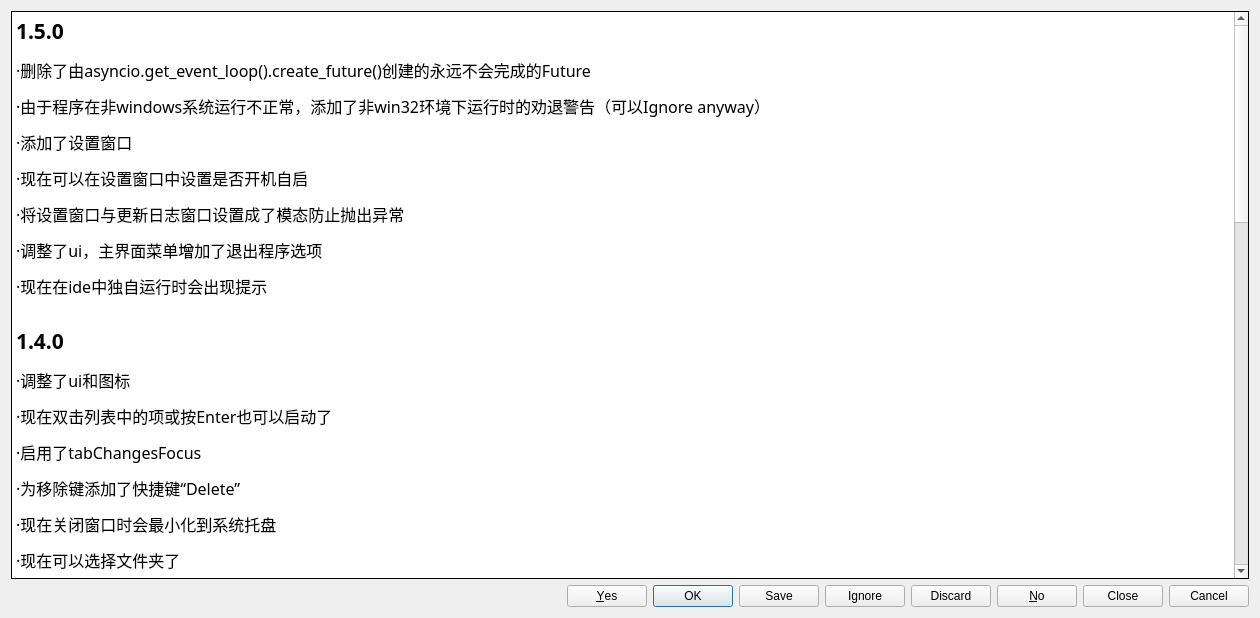
First picture: the form in assets/changelog.ui, repository Pillowe582/toolkit, before the edit.
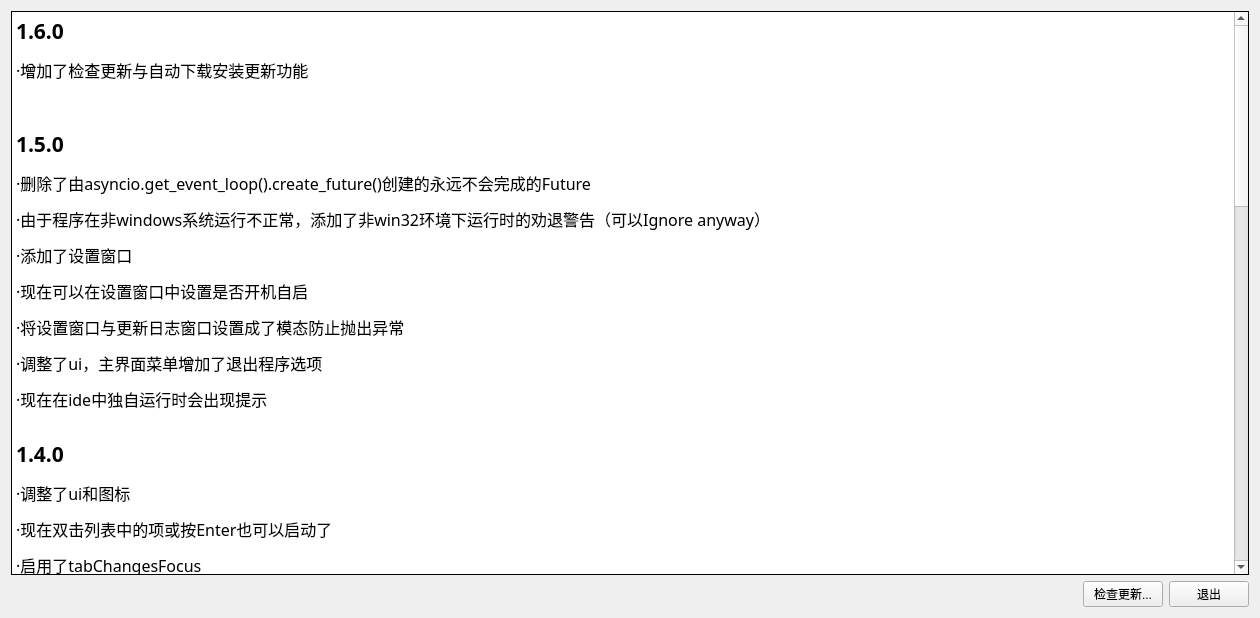
Second picture: the form after the edit.

```diff
--- a/assets/changelog.ui
+++ b/assets/changelog.ui
@@ -14,17 +14,26 @@
    <string>更新日志</string>
   </property>
   <layout class="QGridLayout" name="gridLayout">
-   <item row="1" column="0">
-    <widget class="QDialogButtonBox" name="buttonBox">
-     <property name="orientation">
-      <enum>Qt::Horizontal</enum>
+   <item row="3" column="2">
+    <widget class="QPushButton" name="pushButton">
+     <property name="sizePolicy">
+      <sizepolicy hsizetype="Maximum" vsizetype="Fixed">
+       <horstretch>0</horstretch>
+       <verstretch>0</verstretch>
+      </sizepolicy>
      </property>
-     <property name="standardButtons">
-      <set>QDialogButtonBox::Cancel|QDialogButtonBox::Close|QDialogButtonBox::Discard|QDialogButtonBox::Ignore|QDialogButtonBox::No|QDialogButtonBox::Ok|QDialogButtonBox::Save|QDialogButtonBox::Yes</set>
+     <property name="text">
+      <string>退出</string>
+     </property>
+     <property name="autoDefault">
+      <bool>false</bool>
+     </property>
+     <property name="flat">
+      <bool>false</bool>
      </property>
     </widget>
    </item>
-   <item row="0" column="0">
+   <item row="1" column="0" colspan="3">
     <widget class="QTextBrowser" name="textBrowser">
      <property name="font">
       <font>
@@ -43,6 +52,9 @@
 &lt;html&gt;&lt;head&gt;&lt;meta name=&quot;qrichtext&quot; content=&quot;1&quot; /&gt;&lt;style type=&quot;text/css&quot;&gt;
 p, li { white-space: pre-wrap; }
 &lt;/style&gt;&lt;/head&gt;&lt;body style=&quot; font-family:'宋体','宋体'; font-size:9pt; font-weight:400; font-style:normal;&quot;&gt;
+&lt;p style=&quot; margin-top:12px; margin-bottom:12px; margin-left:0px; margin-right:0px; -qt-block-indent:0; text-indent:0px;&quot;&gt;&lt;span style=&quot; font-size:16pt; font-weight:600;&quot;&gt;1.6.0&lt;/span&gt;&lt;/p&gt;
+&lt;p style=&quot; margin-top:12px; margin-bottom:12px; margin-left:0px; margin-right:0px; -qt-block-indent:0; text-indent:0px;&quot;&gt;&lt;span style=&quot; font-size:12pt;&quot;&gt;·增加了检查更新与自动下载安装更新功能&lt;/span&gt;&lt;/p&gt;
+&lt;p style=&quot;-qt-paragraph-type:empty; margin-top:12px; margin-bottom:12px; margin-left:0px; margin-right:0px; -qt-block-indent:0; text-indent:0px; font-size:12pt;&quot;&gt;&lt;br /&gt;&lt;/p&gt;
 &lt;p style=&quot; margin-top:12px; margin-bottom:12px; margin-left:0px; margin-right:0px; -qt-block-indent:0; text-indent:0px;&quot;&gt;&lt;span style=&quot; font-size:16pt; font-weight:600;&quot;&gt;1.5.0&lt;/span&gt;&lt;/p&gt;
 &lt;p style=&quot; margin-top:12px; margin-bottom:12px; margin-left:0px; margin-right:0px; -qt-block-indent:0; text-indent:0px;&quot;&gt;&lt;span style=&quot; font-size:12pt;&quot;&gt;·删除了由&lt;/span&gt;&lt;span style=&quot; font-family:'SimSun'; font-size:12pt;&quot;&gt;asyncio.get_event_loop().create_future()创建的永远不会完成的Future&lt;/span&gt;&lt;/p&gt;
 &lt;p style=&quot; margin-top:12px; margin-bottom:12px; margin-left:0px; margin-right:0px; -qt-block-indent:0; text-indent:0px;&quot;&gt;&lt;span style=&quot; font-family:'SimSun'; font-size:12pt;&quot;&gt;·由于程序在非windows系统运行不正常，添加了非win32环境下运行时的劝退警告（可以Ignore anyway）&lt;/span&gt;&lt;/p&gt;
@@ -86,6 +98,22 @@
      </property>
     </widget>
    </item>
+   <item row="3" column="1">
+    <widget class="QPushButton" name="chkupdatebtn">
+     <property name="sizePolicy">
+      <sizepolicy hsizetype="Maximum" vsizetype="Fixed">
+       <horstretch>0</horstretch>
+       <verstretch>0</verstretch>
+      </sizepolicy>
+     </property>
+     <property name="text">
+      <string>检查更新...</string>
+     </property>
+     <property name="autoDefault">
+      <bool>false</bool>
+     </property>
+    </widget>
+   </item>
   </layout>
  </widget>
  <resources/>
```
Left out of the diff: 30 changed lines with no effect on the pictures.
